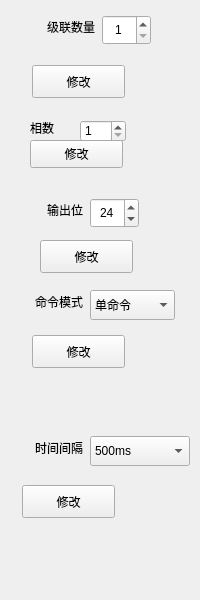
This is IDC_TestSystem/common/toolbox/settingtoolwid.ui in ChinaClever/IDC_TestSystem as Qt 5 draws it before an edit. The edited form follows.
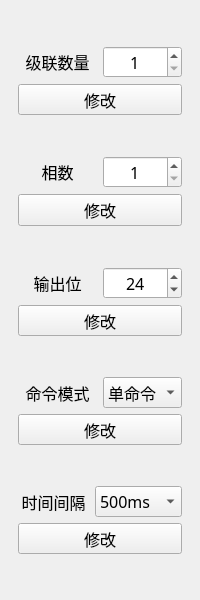
This is the edited form.

The edit to the form file:
```diff
--- a/IDC_TestSystem/common/toolbox/settingtoolwid.ui
+++ b/IDC_TestSystem/common/toolbox/settingtoolwid.ui
@@ -10,72 +10,49 @@
     <height>600</height>
    </rect>
   </property>
+  <property name="font">
+   <font>
+    <family>微软雅黑</family>
+    <pointsize>12</pointsize>
+   </font>
+  </property>
   <property name="windowTitle">
    <string>Form</string>
   </property>
-  <widget class="QPushButton" name="timeBtn">
-   <property name="geometry">
-    <rect>
-     <x>22</x>
-     <y>485</y>
-     <width>93</width>
-     <height>33</height>
-    </rect>
+  <layout class="QVBoxLayout" name="verticalLayout">
+   <property name="leftMargin">
+    <number>18</number>
    </property>
-   <property name="minimumSize">
-    <size>
-     <width>0</width>
-     <height>31</height>
-    </size>
+   <property name="rightMargin">
+    <number>18</number>
    </property>
-   <property name="text">
-    <string>修改</string>
-   </property>
-  </widget>
-  <widget class="QPushButton" name="cmdBtn">
-   <property name="geometry">
-    <rect>
-     <x>32</x>
-     <y>335</y>
-     <width>93</width>
-     <height>33</height>
-    </rect>
-   </property>
-   <property name="minimumSize">
+   <item>
+    <spacer name="verticalSpacer">
+     <property name="orientation">
+      <enum>Qt::Vertical</enum>
+     </property>
+     <property name="sizeHint" stdset="0">
     <size>
-     <width>0</width>
-     <height>31</height>
-    </size>
-   </property>
-   <property name="text">
-    <string>修改</string>
-   </property>
-  </widget>
+       <width>20</width>
+       <height>40</height>
+      </size>
+     </property>
+    </spacer>
+   </item>
+   <item>
+    <layout class="QHBoxLayout" name="horizontalLayout">
+     <item>
   <widget class="QLabel" name="label">
-   <property name="geometry">
-    <rect>
-     <x>23</x>
-     <y>15</y>
-     <width>72</width>
-     <height>24</height>
-    </rect>
-   </property>
    <property name="text">
     <string>级联数量</string>
    </property>
    <property name="alignment">
-    <set>Qt::AlignRight|Qt::AlignTrailing|Qt::AlignVCenter</set>
-   </property>
-  </widget>
+        <set>Qt::AlignCenter</set>
+       </property>
+      </widget>
+     </item>
+     <item>
   <widget class="QSpinBox" name="spinBox">
-   <property name="geometry">
-    <rect>
-     <x>102</x>
-     <y>15</y>
-     <width>49</width>
-     <height>30</height>
-    </rect>
-   </property>
    <property name="alignment">
     <set>Qt::AlignCenter</set>
    </property>
@@ -86,31 +63,96 @@
     <number>33</number>
    </property>
   </widget>
-  <widget class="QLabel" name="label_6">
-   <property name="geometry">
-    <rect>
-     <x>11</x>
-     <y>436</y>
-     <width>72</width>
-     <height>24</height>
-    </rect>
+     </item>
+    </layout>
+   </item>
+   <item>
+    <widget class="QPushButton" name="devNumBtn">
+     <property name="minimumSize">
+      <size>
+       <width>0</width>
+       <height>31</height>
+      </size>
    </property>
    <property name="text">
-    <string>时间间隔</string>
-   </property>
+      <string>修改</string>
+     </property>
+    </widget>
+   </item>
+   <item>
+    <spacer name="verticalSpacer_2">
+     <property name="orientation">
+      <enum>Qt::Vertical</enum>
+     </property>
+     <property name="sizeHint" stdset="0">
+      <size>
+       <width>20</width>
+       <height>40</height>
+      </size>
+     </property>
+    </spacer>
+   </item>
+   <item>
+    <layout class="QHBoxLayout" name="horizontalLayout_2">
+     <item>
+      <widget class="QLabel" name="label_3">
+       <property name="text">
+        <string>相数</string>
+       </property>
    <property name="alignment">
-    <set>Qt::AlignRight|Qt::AlignTrailing|Qt::AlignVCenter</set>
-   </property>
-  </widget>
+        <set>Qt::AlignCenter</set>
+       </property>
+      </widget>
+     </item>
+     <item>
+      <widget class="QSpinBox" name="lineSpinBox">
+       <property name="alignment">
+        <set>Qt::AlignCenter</set>
+       </property>
+       <property name="minimum">
+        <number>1</number>
+       </property>
+       <property name="maximum">
+        <number>3</number>
+       </property>
+      </widget>
+     </item>
+    </layout>
+   </item>
+   <item>
+    <widget class="QPushButton" name="lineBtn">
+     <property name="text">
+      <string>修改</string>
+     </property>
+    </widget>
+   </item>
+   <item>
+    <spacer name="verticalSpacer_3">
+     <property name="orientation">
+      <enum>Qt::Vertical</enum>
+     </property>
+     <property name="sizeHint" stdset="0">
+      <size>
+       <width>20</width>
+       <height>40</height>
+      </size>
+     </property>
+    </spacer>
+   </item>
+   <item>
+    <layout class="QHBoxLayout" name="horizontalLayout_3">
+     <item>
+      <widget class="QLabel" name="label_2">
+       <property name="text">
+        <string>输出位</string>
+       </property>
+       <property name="alignment">
+        <set>Qt::AlignCenter</set>
+       </property>
+      </widget>
+     </item>
+     <item>
   <widget class="QSpinBox" name="outputSpinBox">
-   <property name="geometry">
-    <rect>
-     <x>90</x>
-     <y>198</y>
-     <width>49</width>
-     <height>30</height>
-    </rect>
-   </property>
    <property name="alignment">
     <set>Qt::AlignCenter</set>
    </property>
@@ -124,15 +166,11 @@
     <number>24</number>
    </property>
   </widget>
+     </item>
+    </layout>
+   </item>
+   <item>
   <widget class="QPushButton" name="outputNumBtn">
-   <property name="geometry">
-    <rect>
-     <x>40</x>
-     <y>240</y>
-     <width>93</width>
-     <height>33</height>
-    </rect>
-   </property>
    <property name="minimumSize">
     <size>
      <width>0</width>
@@ -143,91 +181,34 @@
     <string>修改</string>
    </property>
   </widget>
-  <widget class="QPushButton" name="devNumBtn">
-   <property name="geometry">
-    <rect>
-     <x>32</x>
-     <y>65</y>
-     <width>93</width>
-     <height>33</height>
-    </rect>
-   </property>
-   <property name="minimumSize">
+   </item>
+   <item>
+    <spacer name="verticalSpacer_4">
+     <property name="orientation">
+      <enum>Qt::Vertical</enum>
+     </property>
+     <property name="sizeHint" stdset="0">
     <size>
-     <width>0</width>
-     <height>31</height>
-    </size>
-   </property>
-   <property name="text">
-    <string>修改</string>
-   </property>
-  </widget>
-  <widget class="QComboBox" name="timeBox">
-   <property name="geometry">
-    <rect>
-     <x>90</x>
-     <y>436</y>
-     <width>100</width>
-     <height>30</height>
-    </rect>
-   </property>
-   <item>
-    <property name="text">
-     <string>500ms</string>
-    </property>
+       <width>20</width>
+       <height>40</height>
+      </size>
+     </property>
+    </spacer>
    </item>
    <item>
-    <property name="text">
-     <string>1000ms</string>
-    </property>
-   </item>
+    <layout class="QHBoxLayout" name="horizontalLayout_4">
    <item>
-    <property name="text">
-     <string>1500ms</string>
-    </property>
-   </item>
-  </widget>
   <widget class="QLabel" name="label_5">
-   <property name="geometry">
-    <rect>
-     <x>11</x>
-     <y>290</y>
-     <width>72</width>
-     <height>24</height>
-    </rect>
-   </property>
    <property name="text">
     <string>命令模式</string>
    </property>
    <property name="alignment">
-    <set>Qt::AlignRight|Qt::AlignTrailing|Qt::AlignVCenter</set>
-   </property>
-  </widget>
-  <widget class="QLabel" name="label_2">
-   <property name="geometry">
-    <rect>
-     <x>29</x>
-     <y>198</y>
-     <width>54</width>
-     <height>24</height>
-    </rect>
-   </property>
-   <property name="text">
-    <string>输出位</string>
-   </property>
-   <property name="alignment">
-    <set>Qt::AlignRight|Qt::AlignTrailing|Qt::AlignVCenter</set>
-   </property>
-  </widget>
+        <set>Qt::AlignCenter</set>
+       </property>
+      </widget>
+     </item>
+     <item>
   <widget class="QComboBox" name="cmdBox">
-   <property name="geometry">
-    <rect>
-     <x>90</x>
-     <y>290</y>
-     <width>85</width>
-     <height>30</height>
-    </rect>
-   </property>
    <item>
     <property name="text">
      <string>单命令</string>
@@ -239,48 +220,95 @@
     </property>
    </item>
   </widget>
-  <widget class="QLabel" name="label_3">
-   <property name="geometry">
-    <rect>
-     <x>30</x>
-     <y>120</y>
-     <width>41</width>
-     <height>16</height>
-    </rect>
+     </item>
+    </layout>
+   </item>
+   <item>
+    <widget class="QPushButton" name="cmdBtn">
+     <property name="minimumSize">
+      <size>
+       <width>0</width>
+       <height>31</height>
+      </size>
    </property>
    <property name="text">
-    <string>相数</string>
-   </property>
-  </widget>
-  <widget class="QSpinBox" name="lineSpinBox">
-   <property name="geometry">
-    <rect>
-     <x>80</x>
-     <y>120</y>
-     <width>46</width>
-     <height>22</height>
-    </rect>
-   </property>
-   <property name="minimum">
-    <number>1</number>
-   </property>
-   <property name="maximum">
-    <number>3</number>
-   </property>
-  </widget>
-  <widget class="QPushButton" name="lineBtn">
-   <property name="geometry">
-    <rect>
-     <x>30</x>
-     <y>140</y>
-     <width>93</width>
-     <height>28</height>
-    </rect>
-   </property>
+      <string>修改</string>
+     </property>
+    </widget>
+   </item>
+   <item>
+    <spacer name="verticalSpacer_5">
+     <property name="orientation">
+      <enum>Qt::Vertical</enum>
+     </property>
+     <property name="sizeHint" stdset="0">
+      <size>
+       <width>20</width>
+       <height>40</height>
+      </size>
+     </property>
+    </spacer>
+   </item>
+   <item>
+    <layout class="QHBoxLayout" name="horizontalLayout_5">
+     <item>
+      <widget class="QLabel" name="label_6">
+       <property name="text">
+        <string>时间间隔</string>
+       </property>
+       <property name="alignment">
+        <set>Qt::AlignCenter</set>
+       </property>
+      </widget>
+     </item>
+     <item>
+      <widget class="QComboBox" name="timeBox">
+       <item>
+        <property name="text">
+         <string>500ms</string>
+        </property>
+       </item>
+       <item>
    <property name="text">
+         <string>1000ms</string>
+        </property>
+       </item>
+       <item>
+        <property name="text">
+         <string>1500ms</string>
+        </property>
+       </item>
+      </widget>
+     </item>
+    </layout>
+   </item>
+   <item>
+    <widget class="QPushButton" name="timeBtn">
+     <property name="minimumSize">
+      <size>
+       <width>0</width>
+       <height>31</height>
+      </size>
+     </property>
+     <property name="text">
     <string>修改</string>
    </property>
   </widget>
+   </item>
+   <item>
+    <spacer name="verticalSpacer_6">
+     <property name="orientation">
+      <enum>Qt::Vertical</enum>
+     </property>
+     <property name="sizeHint" stdset="0">
+      <size>
+       <width>20</width>
+       <height>40</height>
+      </size>
+     </property>
+    </spacer>
+   </item>
+  </layout>
  </widget>
  <resources/>
  <connections/>
```
Lines whose indentation alone changed are shown as unchanged.
